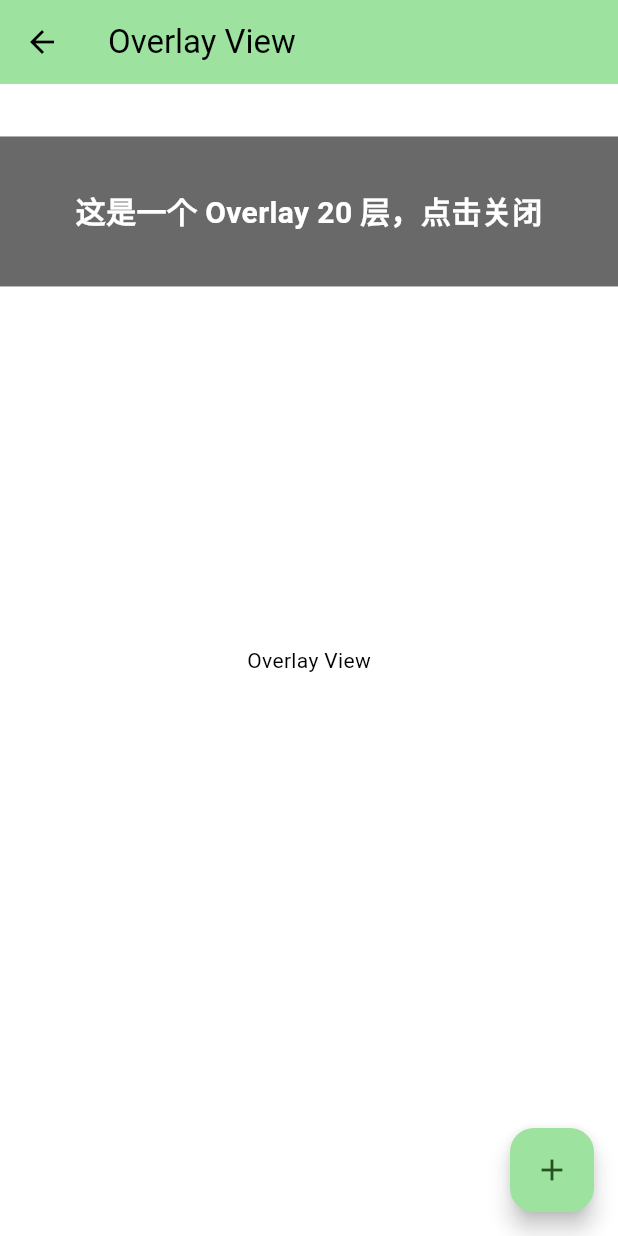
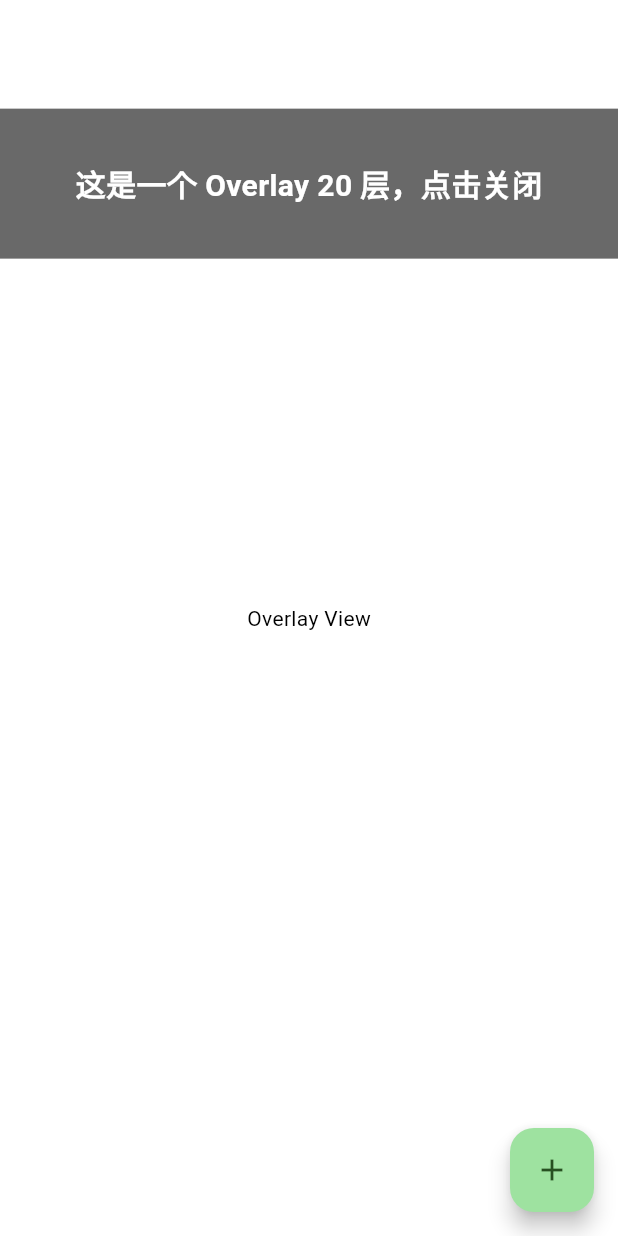
Before and after one commit to zhaotl/flutter_workshop, a Flutter app: the OverlayView screen opened by its route, after a tap on the "add" icon, on a phone screen of 412 x 824 dp. Run offline on Flutter 3.47's test engine with Material 3 defaults, Android fonts, the phone set to English and light mode, and no system bars; our stand-ins replace dio, flex_color_scheme, get.

Commit message:
update overlay view

```diff
--- a/lib/overlay/overlay_view.dart
+++ b/lib/overlay/overlay_view.dart
@@ -21,17 +21,12 @@ class _OverlayViewState extends State<OverlayView> {
 
   @override
   void dispose() {
-    _overlayState?.dispose();
     super.dispose();
   }
 
   @override
   Widget build(BuildContext context) {
     return Scaffold(
-      appBar: AppBar(
-        backgroundColor: Theme.of(context).colorScheme.primaryContainer,
-        title: const Text('Overlay View'),
-      ),
       body: const Center(
         child: Text('Overlay View'),
       ),
@@ -45,7 +40,7 @@ class _OverlayViewState extends State<OverlayView> {
 
     final screenWidth = MediaQuery.of(context).size.width;
     final randomHeight =
-        MediaQuery.of(context).size.height * Random().nextDouble();
+        (MediaQuery.of(context).size.height - 168) * Random().nextDouble();
 
     OverlayEntry? overlayEnry;
     overlayEnry = OverlayEntry(
```
Also changed, not shown: lib/main.dart (+34 -15 lines).
